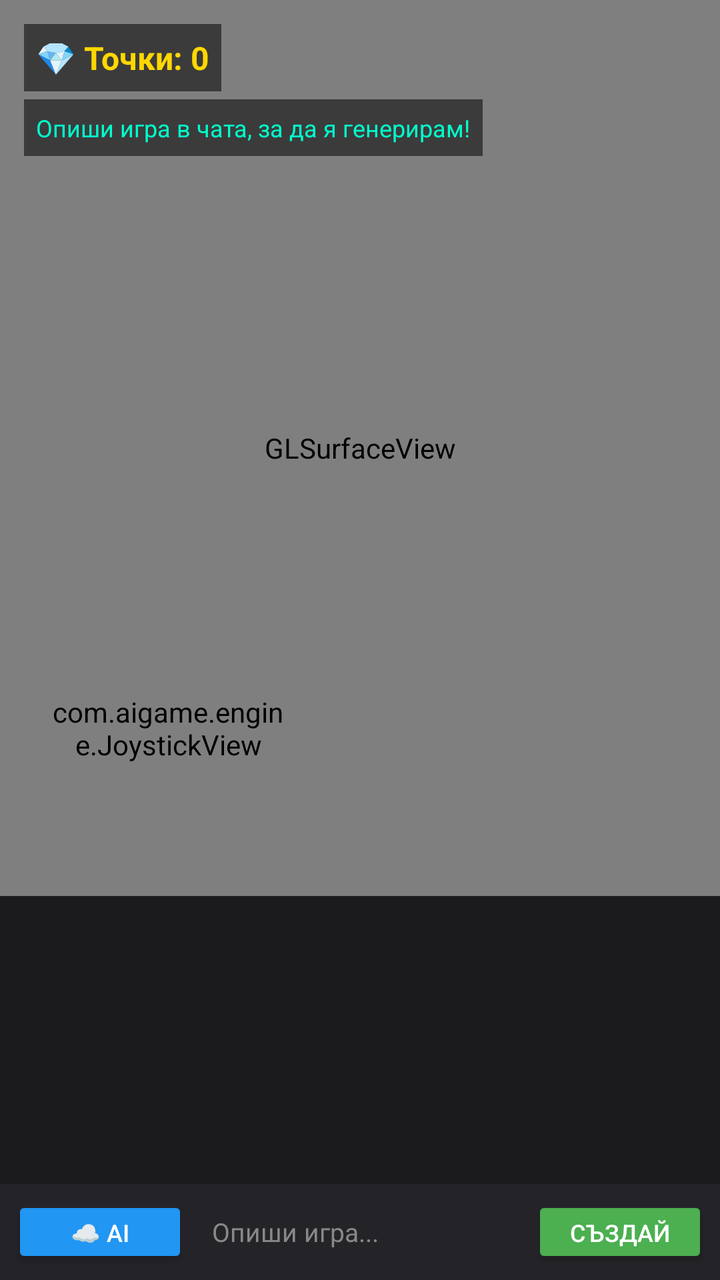
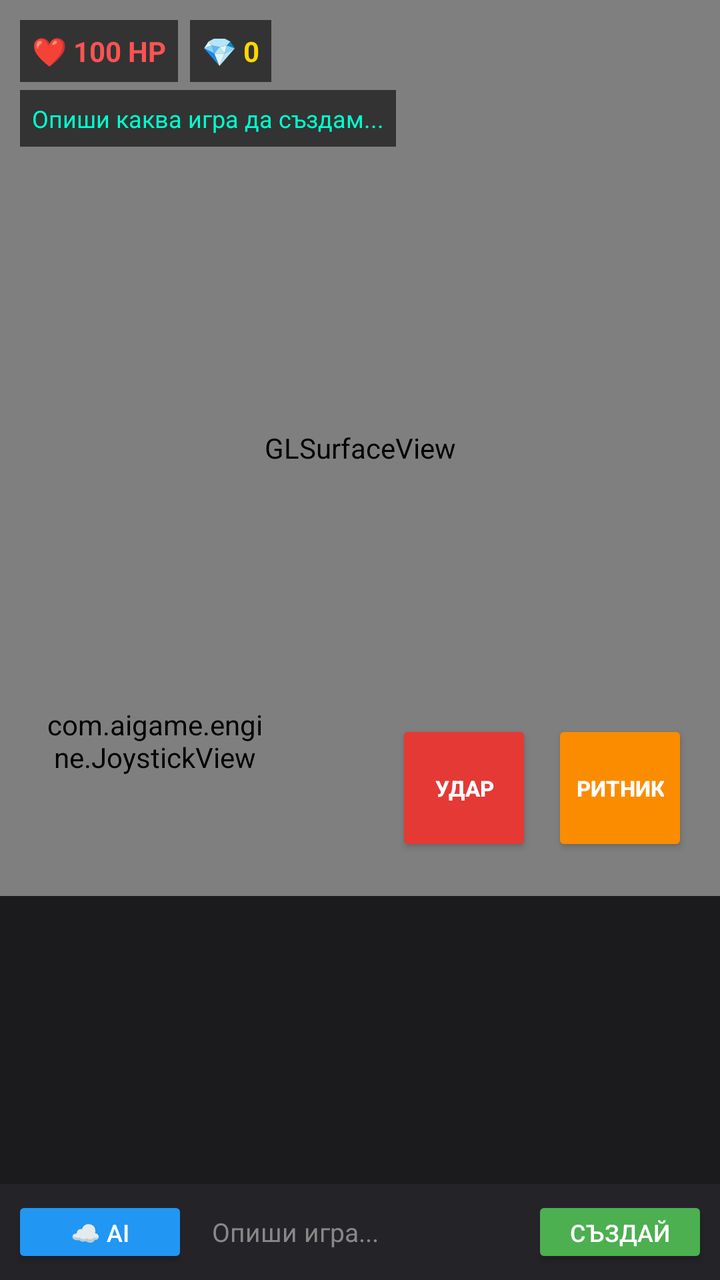

Compare the two renders of this Android layout. The source of the first and the diff that turns it into the second are given below.
<!-- AndroidManifest.xml: application theme Theme.AppCompat.Light.NoActionBar -->
<!-- res/layout/activity_main.xml -->
<?xml version="1.0" encoding="utf-8"?>
<LinearLayout xmlns:android="http://schemas.android.com/apk/res/android"
    android:layout_width="match_parent"
    android:layout_height="match_parent"
    android:orientation="vertical"
    android:weightSum="100"
    android:background="#141416">

    
    <FrameLayout
        android:id="@+id/viewport_container"
        android:layout_width="match_parent"
        android:layout_height="0dp"
        android:layout_weight="70">

        <android.opengl.GLSurfaceView
            android:id="@+id/gl_surface_view"
            android:layout_width="match_parent"
            android:layout_height="match_parent" />

        
        <LinearLayout
            android:layout_width="wrap_content"
            android:layout_height="wrap_content"
            android:orientation="vertical"
            android:layout_gravity="top|start"
            android:layout_margin="12dp">

            <TextView
                android:id="@+id/tv_score"
                android:layout_width="wrap_content"
                android:layout_height="wrap_content"
                android:text="💎 Точки: 0"
                android:textColor="#FFD700"
                android:textSize="16sp"
                android:textStyle="bold"
                android:background="#88000000"
                android:padding="6dp"/>

            <TextView
                android:id="@+id/tv_game_goal"
                android:layout_width="wrap_content"
                android:layout_height="wrap_content"
                android:layout_marginTop="4dp"
                android:text="Опиши игра в чата, за да я генерирам!"
                android:textColor="#00FFCC"
                android:textSize="12sp"
                android:background="#88000000"
                android:padding="6dp"/>
        </LinearLayout>

        
        <TextView
            android:id="@+id/tv_win_banner"
            android:layout_width="wrap_content"
            android:layout_height="wrap_content"
            android:layout_gravity="center"
            android:text="🏆 ПОБЕДА! 🏆"
            android:textColor="#FFEB3B"
            android:textSize="28sp"
            android:textStyle="bold"
            android:background="#DD000000"
            android:padding="16dp"
            android:visibility="gone"/>

        
        <com.aigame.engine.JoystickView
            android:id="@+id/joystick_view"
            android:layout_width="120dp"
            android:layout_height="120dp"
            android:layout_gravity="bottom|start"
            android:layout_marginStart="24dp"
            android:layout_marginBottom="24dp" />
    </FrameLayout>

    
    <LinearLayout
        android:id="@+id/chat_container"
        android:layout_width="match_parent"
        android:layout_height="0dp"
        android:layout_weight="30"
        android:orientation="vertical"
        android:background="#1B1B1E">

        <androidx.recyclerview.widget.RecyclerView
            android:id="@+id/chat_recycler"
            android:layout_width="match_parent"
            android:layout_height="0dp"
            android:layout_weight="1"
            android:padding="6dp"
            android:clipToPadding="false"/>

        <LinearLayout
            android:layout_width="match_parent"
            android:layout_height="wrap_content"
            android:orientation="horizontal"
            android:padding="6dp"
            android:background="#242428"
            android:gravity="center_vertical">

            <Button
                android:id="@+id/btn_ai_cloud"
                android:layout_width="wrap_content"
                android:layout_height="36dp"
                android:text="☁️ AI"
                android:textSize="12sp"
                android:backgroundTint="#2196F3"
                android:textColor="#FFFFFF"
                android:layout_marginEnd="6dp"/>

            <EditText
                android:id="@+id/chat_input"
                android:layout_width="0dp"
                android:layout_height="wrap_content"
                android:layout_weight="1"
                android:hint="Опиши игра..."
                android:textColorHint="#888888"
                android:textColor="#FFFFFF"
                android:background="@android:color/transparent"
                android:padding="6dp"
                android:textSize="13sp"
                android:inputType="textMultiLine"
                android:maxLines="2"/>

            <Button
                android:id="@+id/btn_send"
                android:layout_width="wrap_content"
                android:layout_height="36dp"
                android:text="Създай"
                android:textSize="12sp"
                android:backgroundTint="#4CAF50"
                android:textColor="#FFFFFF"/>
        </LinearLayout>
    </LinearLayout>
</LinearLayout>
<!-- resources referenced by this layout -->
<resources>

</resources>

<!-- the commit's change to res/layout/activity_main.xml (unified diff, before → after) -->
@@ -24,28 +24,46 @@
             android:layout_height="wrap_content"
             android:orientation="vertical"
             android:layout_gravity="top|start"
-            android:layout_margin="12dp">
+            android:layout_margin="10dp">
 
-            <TextView
-                android:id="@+id/tv_score"
+            <LinearLayout
                 android:layout_width="wrap_content"
                 android:layout_height="wrap_content"
-                android:text="💎 Точки: 0"
-                android:textColor="#FFD700"
-                android:textSize="16sp"
-                android:textStyle="bold"
-                android:background="#88000000"
-                android:padding="6dp"/>
+                android:orientation="horizontal">
+
+                <TextView
+                    android:id="@+id/tv_hp"
+                    android:layout_width="wrap_content"
+                    android:layout_height="wrap_content"
+                    android:text="❤️ 100 HP"
+                    android:textColor="#FF5252"
+                    android:textSize="14sp"
+                    android:textStyle="bold"
+                    android:background="#99000000"
+                    android:padding="6dp"
+                    android:layout_marginEnd="6dp"/>
+
+                <TextView
+                    android:id="@+id/tv_score"
+                    android:layout_width="wrap_content"
+                    android:layout_height="wrap_content"
+                    android:text="💎 0"
+                    android:textColor="#FFD700"
+                    android:textSize="14sp"
+                    android:textStyle="bold"
+                    android:background="#99000000"
+                    android:padding="6dp"/>
+            </LinearLayout>
 
             <TextView
                 android:id="@+id/tv_game_goal"
                 android:layout_width="wrap_content"
                 android:layout_height="wrap_content"
                 android:layout_marginTop="4dp"
-                android:text="Опиши игра в чата, за да я генерирам!"
+                android:text="Опиши каква игра да създам..."
                 android:textColor="#00FFCC"
                 android:textSize="12sp"
-                android:background="#88000000"
+                android:background="#99000000"
                 android:padding="6dp"/>
         </LinearLayout>
 
@@ -57,20 +75,51 @@
             android:layout_gravity="center"
             android:text="🏆 ПОБЕДА! 🏆"
             android:textColor="#FFEB3B"
-            android:textSize="28sp"
+            android:textSize="26sp"
             android:textStyle="bold"
             android:background="#DD000000"
-            android:padding="16dp"
+            android:padding="14dp"
             android:visibility="gone"/>
 
         
         <com.aigame.engine.JoystickView
             android:id="@+id/joystick_view"
-            android:layout_width="120dp"
-            android:layout_height="120dp"
+            android:layout_width="115dp"
+            android:layout_height="115dp"
             android:layout_gravity="bottom|start"
-            android:layout_marginStart="24dp"
-            android:layout_marginBottom="24dp" />
+            android:layout_marginStart="20dp"
+            android:layout_marginBottom="20dp" />
+
+        
+        <LinearLayout
+            android:layout_width="wrap_content"
+            android:layout_height="wrap_content"
+            android:orientation="horizontal"
+            android:layout_gravity="bottom|end"
+            android:layout_marginEnd="16dp"
+            android:layout_marginBottom="20dp">
+
+            <Button
+                android:id="@+id/btn_action_a"
+                android:layout_width="68dp"
+                android:layout_height="68dp"
+                android:text="УДАР"
+                android:textSize="11sp"
+                android:textStyle="bold"
+                android:textColor="#FFFFFF"
+                android:backgroundTint="#E53935"
+                android:layout_marginEnd="10dp"/>
+
+            <Button
+                android:id="@+id/btn_action_b"
+                android:layout_width="68dp"
+                android:layout_height="68dp"
+                android:text="РИТНИК"
+                android:textSize="11sp"
+                android:textStyle="bold"
+                android:textColor="#FFFFFF"
+                android:backgroundTint="#FB8C00"/>
+        </LinearLayout>
     </FrameLayout>
 
     
